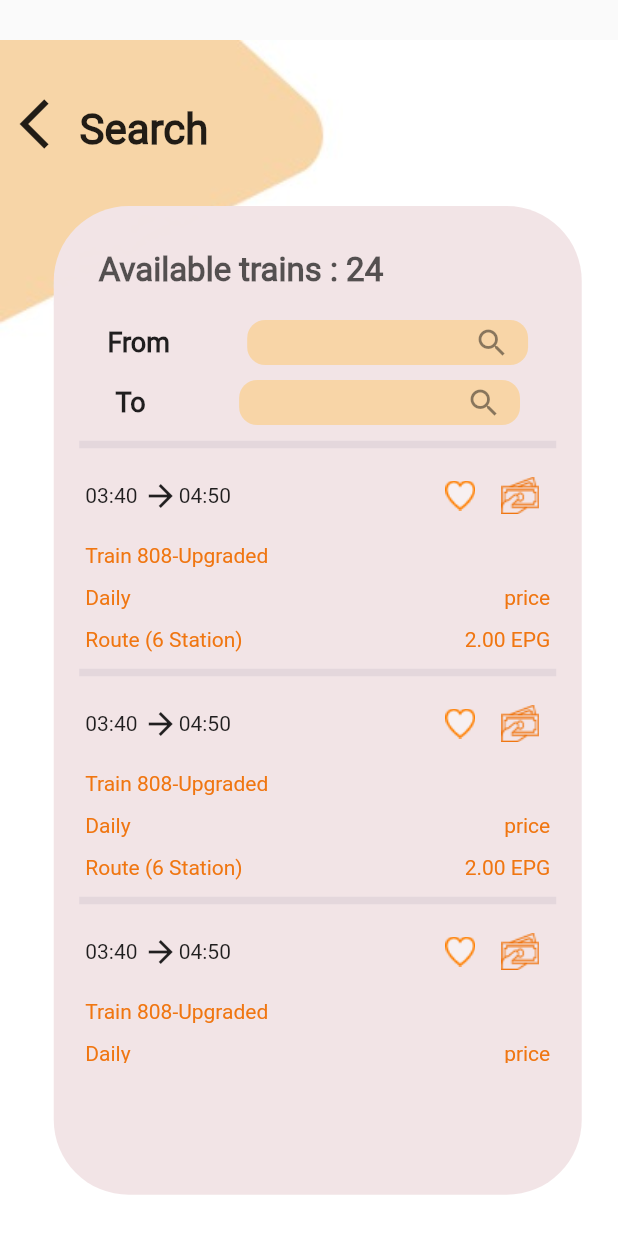
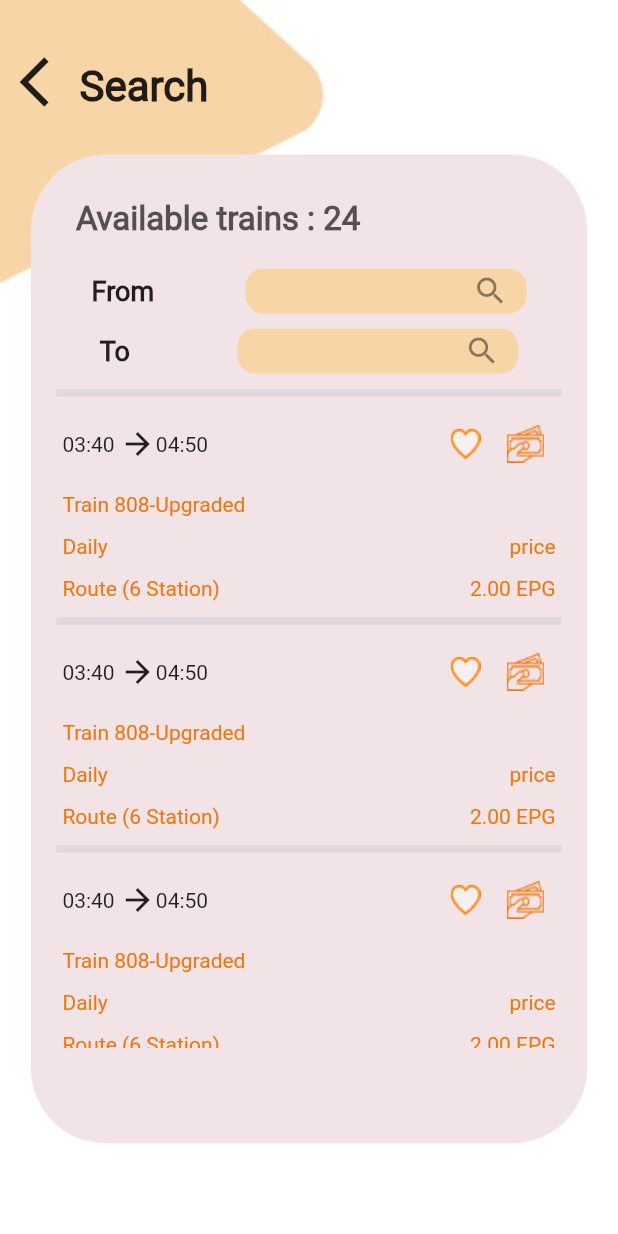
Before and after one commit to AbdallahBadawy/egypt_rails, a Flutter app: the SearchScreen screen opened directly, on a phone screen of 412 x 824 dp. Run offline on Flutter 3.47's test engine with Material 2 defaults, Android fonts, the phone set to English and light mode, and no system bars; our stand-ins replace google_maps_flutter, share; network calls fail.

Commit message:
flutter upgrade

```diff
--- a/lib/Bottom_BarScreens/HomeScreen/search/search.dart
+++ b/lib/Bottom_BarScreens/HomeScreen/search/search.dart
@@ -9,20 +9,21 @@ class SearchScreen extends StatefulWidget {
 }
 
 class _SearchScreenState extends State<SearchScreen> {
+
   @override
   Widget build(BuildContext context) {
+    var mdw = MediaQuery.of(context).size.height;
     return Scaffold(
-      body: Stack(
+      body: SafeArea(
+        child: Stack(
           children: [
             Positioned(
-            top: MediaQuery.of(context).size.height / 31,
-            child: Container(
+              //top: MediaQuery.of(context).size.height / 31,
               child: background(context),
-            ),
             ),
             //notificationsButton(context),
             Positioned(
-            top: MediaQuery.of(context).size.height / 15,
+              top: MediaQuery.of(context).size.height / 31,
               left: 5,
               child: Row(
                 crossAxisAlignment: CrossAxisAlignment.end,
@@ -43,12 +44,15 @@ class _SearchScreenState extends State<SearchScreen> {
               ),
             ),
             Positioned(
-            top: MediaQuery.of(context).size.height / 6,
-            left: MediaQuery.of(context).size.height / 23,
+              top: mdw/ 8,
+              //left: MediaQuery.of(context).size.height / 23,
               child: Container(
+                margin: EdgeInsets.symmetric(
+                  horizontal: MediaQuery.of(context).size.width * .05,
+                ),
                 padding: EdgeInsets.all(10),
-              width: MediaQuery.of(context).size.width - 60,
-              height: MediaQuery.of(context).size.height / 1.25,
+                width: MediaQuery.of(context).size.width * .9,
+                height: MediaQuery.of(context).size.height * .8,
                 decoration: BoxDecoration(
                     color: Theme.of(context).accentColor,
                     borderRadius: BorderRadius.circular(50)),
@@ -81,7 +85,7 @@ class _SearchScreenState extends State<SearchScreen> {
                       child: Center(
                         child: Container(
                           margin: EdgeInsets.all(5),
-                        height: MediaQuery.of(context).size.height * 0.51,
+                          height: MediaQuery.of(context).size.height * 0.54,
                           child: ListView.builder(
                             scrollDirection: Axis.vertical,
                             itemCount: 10,
@@ -112,7 +116,8 @@ class _SearchScreenState extends State<SearchScreen> {
                                                 ),
                                               ),
                                               Container(
-                                              child: Icon(Icons.arrow_forward),
+                                                child:
+                                                    Icon(Icons.arrow_forward),
                                               ),
                                               Container(
                                                 child: Text(
@@ -131,8 +136,8 @@ class _SearchScreenState extends State<SearchScreen> {
                                                       height: 40,
                                                       decoration: BoxDecoration(
                                                         borderRadius:
-                                                          BorderRadius.circular(
-                                                              40),
+                                                            BorderRadius
+                                                                .circular(40),
                                                       ),
                                                       child: Image(
                                                         image: AssetImage(
@@ -148,7 +153,8 @@ class _SearchScreenState extends State<SearchScreen> {
                                                         Navigator.push(
                                                           context,
                                                           MaterialPageRoute(
-                                                          builder: (context) =>
+                                                            builder:
+                                                                (context) =>
                                                                     Payment(),
                                                           ),
                                                         );
@@ -156,7 +162,8 @@ class _SearchScreenState extends State<SearchScreen> {
                                                       child: Container(
                                                         width: 40,
                                                         height: 40,
-                                                      decoration: BoxDecoration(
+                                                        decoration:
+                                                            BoxDecoration(
                                                           borderRadius:
                                                               BorderRadius
                                                                   .circular(40),
@@ -256,6 +263,7 @@ class _SearchScreenState extends State<SearchScreen> {
             ),
           ],
         ),
+      ),
     );
   }
 }
```
Also changed, not shown: lib/Bottom_BarScreens/Enertainment/Entertainment_Widgets.dart (+10 -5 lines), lib/Bottom_BarScreens/MyTrips/My_Trips.dart (+6 -4 lines), pubspec.lock, 7 other files. Lines whose indentation alone changed are shown as unchanged.
